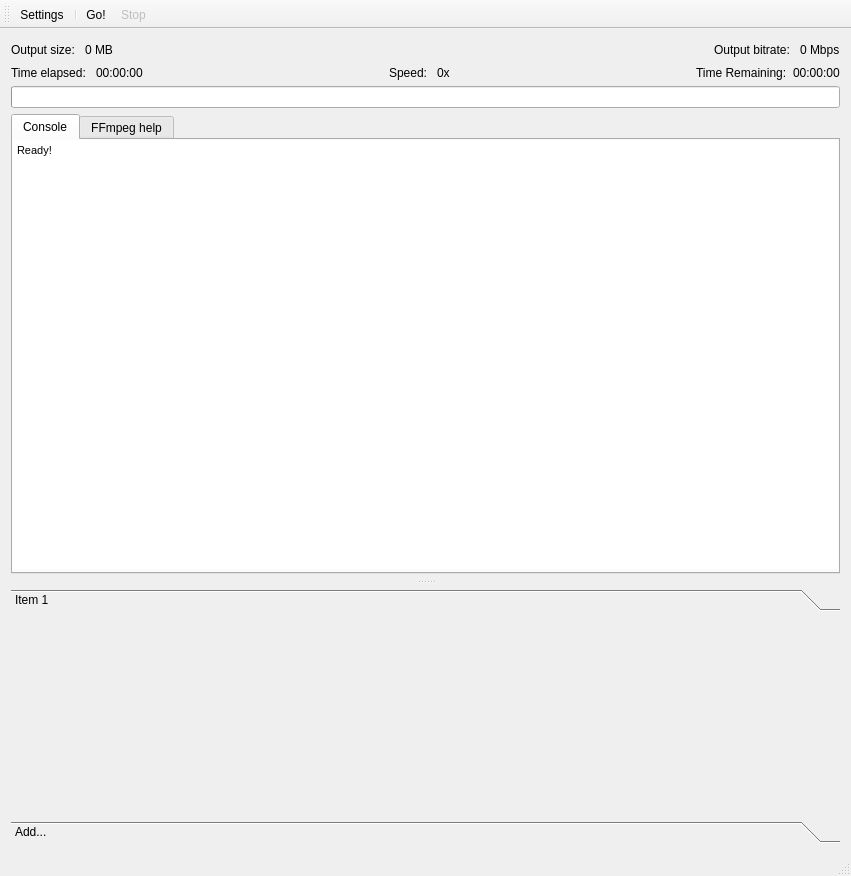
Above: DuFFMpeg/mainwindow.ui from RxLaboratory/DuME before the change. Below: the same form after it.
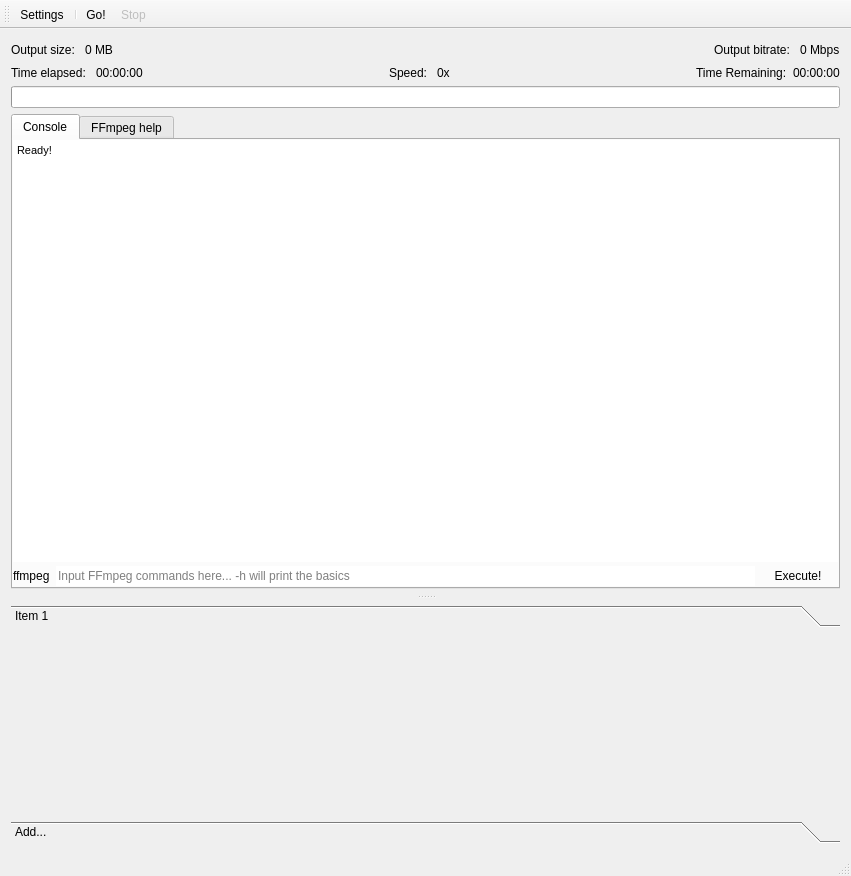
That is the form after the change. The open tabs and pages were chosen to show the change. Icons and pictures are not drawn.

Commit message: command line

```diff
--- a/DuFFMpeg/mainwindow.ui
+++ b/DuFFMpeg/mainwindow.ui
@@ -205,7 +205,7 @@
        <enum>Qt::Vertical</enum>
       </property>
       <property name="handleWidth">
-       <number>15</number>
+       <number>16</number>
       </property>
       <widget class="QTabWidget" name="consoleTabs">
        <property name="tabPosition">
@@ -220,7 +220,7 @@
         </attribute>
         <layout class="QVBoxLayout" name="verticalLayout_3">
          <property name="spacing">
-          <number>0</number>
+          <number>3</number>
          </property>
          <property name="leftMargin">
           <number>0</number>
@@ -232,7 +232,7 @@
           <number>0</number>
          </property>
          <property name="bottomMargin">
-          <number>3</number>
+          <number>0</number>
          </property>
          <item>
           <widget class="QTextBrowser" name="consoleEdit">
@@ -248,6 +248,43 @@
            </property>
           </widget>
          </item>
+         <item>
+          <layout class="QHBoxLayout" name="horizontalLayout">
+           <property name="spacing">
+            <number>3</number>
+           </property>
+           <item>
+            <widget class="QLabel" name="label">
+             <property name="text">
+              <string>ffmpeg </string>
+             </property>
+            </widget>
+           </item>
+           <item>
+            <widget class="QLineEdit" name="ffmpegCommandsEdit">
+             <property name="frame">
+              <bool>false</bool>
+             </property>
+             <property name="placeholderText">
+              <string>Input FFmpeg commands here... -h will print the basics</string>
+             </property>
+             <property name="clearButtonEnabled">
+              <bool>true</bool>
+             </property>
+            </widget>
+           </item>
+           <item>
+            <widget class="QPushButton" name="ffmpegCommandsButton">
+             <property name="text">
+              <string>Execute!</string>
+             </property>
+             <property name="flat">
+              <bool>true</bool>
+             </property>
+            </widget>
+           </item>
+          </layout>
+         </item>
         </layout>
        </widget>
        <widget class="QWidget" name="tab_2">
@@ -319,7 +356,7 @@
               <x>0</x>
               <y>0</y>
               <width>833</width>
-              <height>194</height>
+              <height>193</height>
              </rect>
             </property>
             <attribute name="label">
```
Left out of the diff: 6 changed lines with no effect on the pictures. The commit also changes 2 other files.
